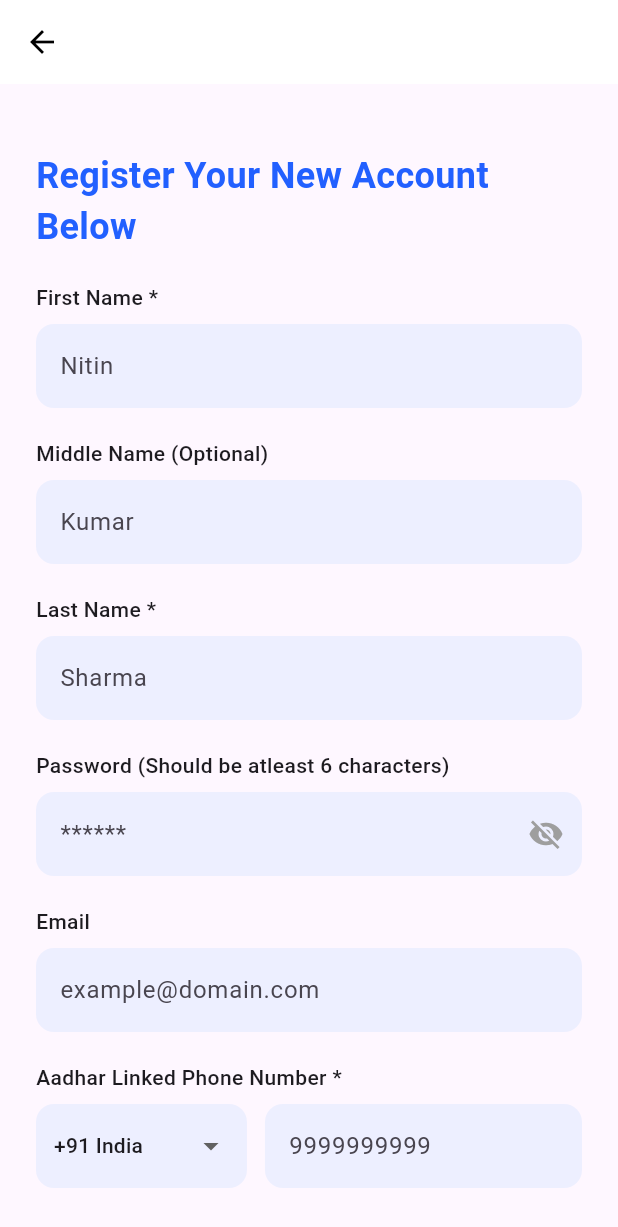
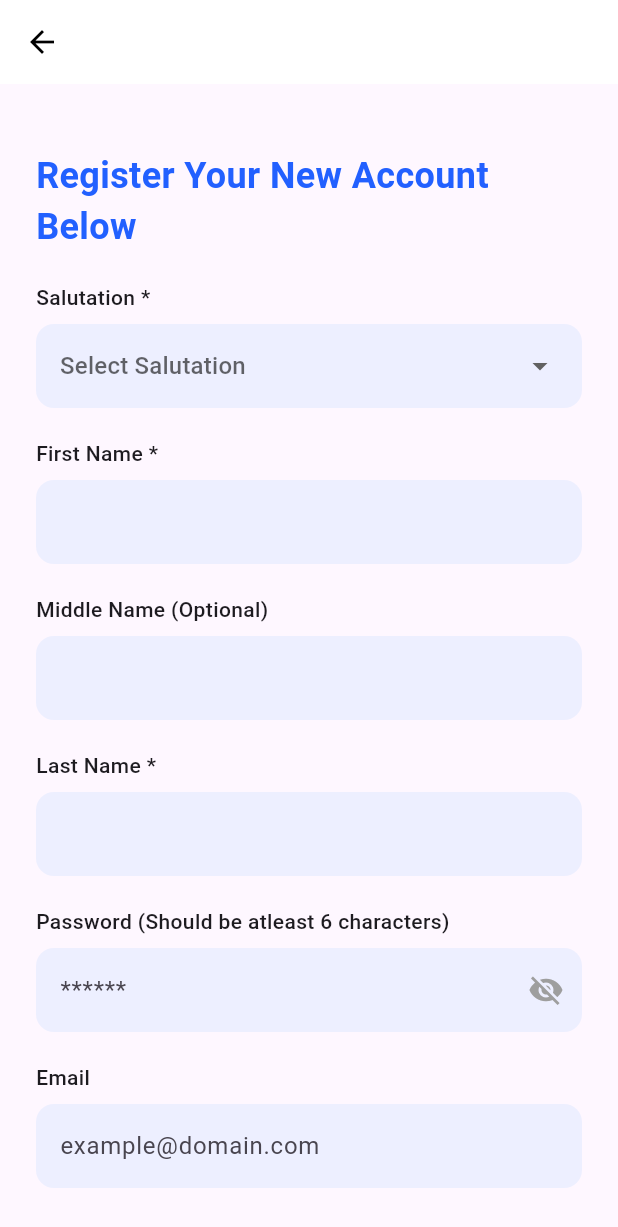
Before and after one commit to Sr-carehive-app/SR-Carehive, a Flutter app: the PatientSignUpScreen screen opened directly, on a phone screen of 412 x 824 dp. Shown: the top 1227 px of the screen. Run offline on Flutter 3.47's test engine with Material 3 defaults, Android fonts, the phone set to English and light mode, and no system bars; our stand-ins replace app_links, flutter_dotenv, image_picker, shared_preferences, supabase_flutter; missing offline and left inert: dart:html, dart:js_util, razorpay_flutter; accounts and stored records are empty; network calls fail.

Commit message:
feat: Add salutation field to patient profile and update related screens

```diff
--- a/lib/screens/patient/patient_dashboard_screen.dart
+++ b/lib/screens/patient/patient_dashboard_screen.dart
@@ -40,7 +40,10 @@ class _PatientDashboardScreenState extends State<PatientDashboardScreen> {
             .single();
         setState(() {
           profileImageUrl = patient['profile_image_url'];
-          userName = patient['name'] ?? widget.userName;
+          // Include salutation with name if available
+          final salutation = patient['salutation'] ?? '';
+          final name = patient['name'] ?? widget.userName;
+          userName = salutation.isNotEmpty ? '$salutation $name' : name;
           isLoading = false;
         });
       } else {
--- a/lib/screens/patient/patient_login_screen.dart
+++ b/lib/screens/patient/patient_login_screen.dart
@@ -171,10 +171,15 @@ class _PatientLoginScreenState extends State<PatientLoginScreen> {
         ScaffoldMessenger.of(context).showSnackBar(
           const SnackBar(content: Text('Login successful!')),
         );
+        // Build display name with salutation if available
+        final salutation = patient?['salutation'] ?? '';
+        final name = patient?['name'] ?? '';
+        final displayName = salutation.isNotEmpty ? '$salutation $name' : name;
+
         Navigator.pushAndRemoveUntil(
           context,
           MaterialPageRoute(
-            builder: (_) => PatientDashboardScreen(userName: patient?['name'] ?? ''),
+            builder: (_) => PatientDashboardScreen(userName: displayName),
           ),
               (route) => false,
         );
@@ -404,7 +409,7 @@ class _PatientLoginScreenState extends State<PatientLoginScreen> {
           children: [
             const SizedBox(height: 20),
             const Text(
-              'Hello Healthcare Seeker!',
+              'Login below to continue',
               style: TextStyle(
                 fontSize: 28,
                 color: Color(0xFF2260FF),
@@ -413,7 +418,7 @@ class _PatientLoginScreenState extends State<PatientLoginScreen> {
             ),
             const SizedBox(height: 10),
             const Text(
-              'Welcome to Serechi By SR CareHive',
+              '',
               style: TextStyle(
                 fontSize: 20,
                 color: Color(0xFF2260FF),
--- a/lib/screens/patient/patient_signup_screen.dart
+++ b/lib/screens/patient/patient_signup_screen.dart
@@ -25,7 +25,8 @@ class PatientSignUpScreen extends StatefulWidget {
 }
 
 class _PatientSignUpScreenState extends State<PatientSignUpScreen> {
-  // Name fields
+  // Salutation and Name fields
+  String? selectedSalutation;
   final TextEditingController firstNameController = TextEditingController();
   final TextEditingController middleNameController = TextEditingController();
   final TextEditingController lastNameController = TextEditingController();
@@ -60,6 +61,9 @@ class _PatientSignUpScreenState extends State<PatientSignUpScreen> {
   bool _aadharValid = false;
   bool _aadharTouched = false;
   bool _phoneVerified = false;
+
+  // Salutation options
+  final List<String> salutationOptions = ['Mr.', 'Mrs.', 'Ms.', 'Dr.', 'Prof.', 'Master', 'Miss'];
 
   // Country codes list with phone number lengths
   final List<Map<String, dynamic>> countryCodes = [
@@ -401,6 +405,13 @@ class _PatientSignUpScreenState extends State<PatientSignUpScreen> {
 
   Future<void> _handleSignUp() async {
     // Validate all required fields with specific error messages
+    if (selectedSalutation == null || selectedSalutation!.isEmpty) {
+      ScaffoldMessenger.of(context).showSnackBar(
+        const SnackBar(content: Text('Please select your salutation')),
+      );
+      return;
+    }
+
     if (firstNameController.text.trim().isEmpty) {
       ScaffoldMessenger.of(context).showSnackBar(
         const SnackBar(content: Text('Please enter your first name')),
@@ -585,6 +596,9 @@ class _PatientSignUpScreenState extends State<PatientSignUpScreen> {
 
     try {
       final fullName = '${firstNameController.text.trim()} ${middleNameController.text.trim()} ${lastNameController.text.trim()}'.trim();
+      final fullNameWithSalutation = selectedSalutation != null && selectedSalutation!.isNotEmpty
+          ? '$selectedSalutation $fullName'
+          : fullName;
       final phoneWithCode = selectedCountryCode + aadharLinkedPhoneController.text.trim();
 
       if (_isGoogleUser) {
@@ -597,6 +611,7 @@ class _PatientSignUpScreenState extends State<PatientSignUpScreen> {
 
           await supabase.from('patients').insert({
             'user_id': user.id,
+            'salutation': selectedSalutation,
             'name': fullName,
             'first_name': firstNameController.text.trim(),
             'middle_name': middleNameController.text.trim(),
@@ -626,7 +641,7 @@ class _PatientSignUpScreenState extends State<PatientSignUpScreen> {
           Navigator.pushAndRemoveUntil(
             context,
             MaterialPageRoute(
-              builder: (_) => PatientDashboardScreen(userName: fullName),
+              builder: (_) => PatientDashboardScreen(userName: fullNameWithSalutation),
             ),
             (route) => false,
           );
@@ -650,6 +665,7 @@ class _PatientSignUpScreenState extends State<PatientSignUpScreen> {
           if (user != null) {
             await supabase.from('patients').insert({
               'user_id': user.id,
+              'salutation': selectedSalutation,
               'name': fullName,
               'first_name': firstNameController.text.trim(),
               'middle_name': middleNameController.text.trim(),
@@ -787,7 +803,7 @@ class _PatientSignUpScreenState extends State<PatientSignUpScreen> {
   // Get placeholder for selected country
   String getPhonePlaceholder() {
     final length = getPhoneNumberLength();
-    return '9' * length; // e.g., "9999999999" for 10 digits
+    return 'X' * length; // e.g., "XXXXXXXXXX" for 10 digits
   }
 
   Widget buildTextField({
@@ -898,10 +914,41 @@ class _PatientSignUpScreenState extends State<PatientSignUpScreen> {
               ),
             ],
             const SizedBox(height: 20),
+            // Salutation Dropdown
+            Column(
+              crossAxisAlignment: CrossAxisAlignment.start,
+              children: [
+                const Text('Salutation *', style: TextStyle(fontSize: 14, fontWeight: FontWeight.w500)),
+                const SizedBox(height: 8),
+                Container(
+                  padding: const EdgeInsets.symmetric(horizontal: 16, vertical: 4),
+                  decoration: BoxDecoration(
+                    color: const Color(0xFFEDEFFF),
+                    borderRadius: BorderRadius.circular(12),
+                  ),
+                  child: DropdownButton<String>(
+                    value: selectedSalutation,
+                    hint: const Text('Select Salutation'),
+                    isExpanded: true,
+                    underline: const SizedBox(),
+                    items: salutationOptions.map((salutation) {
+                      return DropdownMenuItem<String>(
+                        value: salutation,
+                        child: Text(salutation, style: const TextStyle(fontSize: 14)),
+                      );
+                    }).toList(),
+                    onChanged: (value) {
+                      setState(() => selectedSalutation = value);
+                    },
+                  ),
+                ),
+              ],
+            ),
+            const SizedBox(height: 20),
             // First Name
             buildTextField(
               label: 'First Name *',
-              hint: 'Nitin',
+              hint: '',
               controller: firstNameController,
               keyboardType: TextInputType.name,
             ),
@@ -909,7 +956,7 @@ class _PatientSignUpScreenState extends State<PatientSignUpScreen> {
             // Middle Name (Optional)
             buildTextField(
               label: 'Middle Name (Optional)',
-              hint: 'Kumar',
+              hint: '',
               controller: middleNameController,
               keyboardType: TextInputType.name,
             ),
@@ -917,7 +964,7 @@ class _PatientSignUpScreenState extends State<PatientSignUpScreen> {
             // Last Name
             buildTextField(
               label: 'Last Name *',
-              hint: 'Sharma',
+              hint: '',
               controller: lastNameController,
               keyboardType: TextInputType.name,
             ),
@@ -1078,7 +1125,7 @@ class _PatientSignUpScreenState extends State<PatientSignUpScreen> {
                   keyboardType: TextInputType.number,
                   inputFormatters: [FilteringTextInputFormatter.digitsOnly, LengthLimitingTextInputFormatter(3)],
                   decoration: InputDecoration(
-                    hintText: 'Enter your age',
+                    hintText: 'XX',
                     filled: true,
                     fillColor: const Color(0xFFEDEFFF),
                     border: OutlineInputBorder(
@@ -1146,31 +1193,31 @@ class _PatientSignUpScreenState extends State<PatientSignUpScreen> {
             const SizedBox(height: 16),
             buildTextField(
               label: 'House/Flat Number *',
-              hint: '123 or A-45',
+              hint: '',
               controller: houseNumberController,
             ),
             const SizedBox(height: 20),
             buildTextField(
               label: 'Town/Locality *',
-              hint: 'Rajpur',
+              hint: '',
               controller: townController,
             ),
             const SizedBox(height: 20),
             buildTextField(
               label: 'City *',
-              hint: 'Dehradun',
+              hint: '',
               controller: cityController,
             ),
             const SizedBox(height: 20),
             buildTextField(
               label: 'State *',
-              hint: 'Uttarakhand',
+              hint: '',
               controller: stateController,
             ),
             const SizedBox(height: 20),
             buildTextField(
               label: 'PIN Code *',
-              hint: '248001',
+              hint: 'XXXXXX',
               controller: pincodeController,
               keyboardType: TextInputType.number,
             ),
--- a/lib/screens/patient/profile/profile_screen.dart
+++ b/lib/screens/patient/profile/profile_screen.dart
@@ -53,6 +53,8 @@ class _ProfileScreenState extends State<ProfileScreen> {
 
         // Build full name from parts if available, otherwise use legacy name field
         String displayName = patient['name'] ?? widget.userName;
+        final salutation = patient['salutation'] ?? '';
+
         if (patient['first_name'] != null) {
           displayName = patient['first_name'];
           if (patient['middle_name'] != null && patient['middle_name'].toString().isNotEmpty) {
@@ -61,6 +63,11 @@ class _ProfileScreenState extends State<ProfileScreen> {
           if (patient['last_name'] != null) {
             displayName += ' ${patient['last_name']}';
           }
+        }
+
+        // Add salutation prefix if available
+        if (salutation.isNotEmpty) {
+          displayName = '$salutation $displayName';
         }
 
         setState(() {
```
Also changed, not shown: lib/screens/patient/healthcare_seeker_selection_screen.dart (added, +172 -0 lines), lib/screens/patient/profile/edit_profile_screen.dart (+50 -1 lines), lib/screens/patient/schedule_nurse_screen.dart (+36 -7 lines), lib/screens/register_screen.dart (+5 -5 lines), 1 other file.
